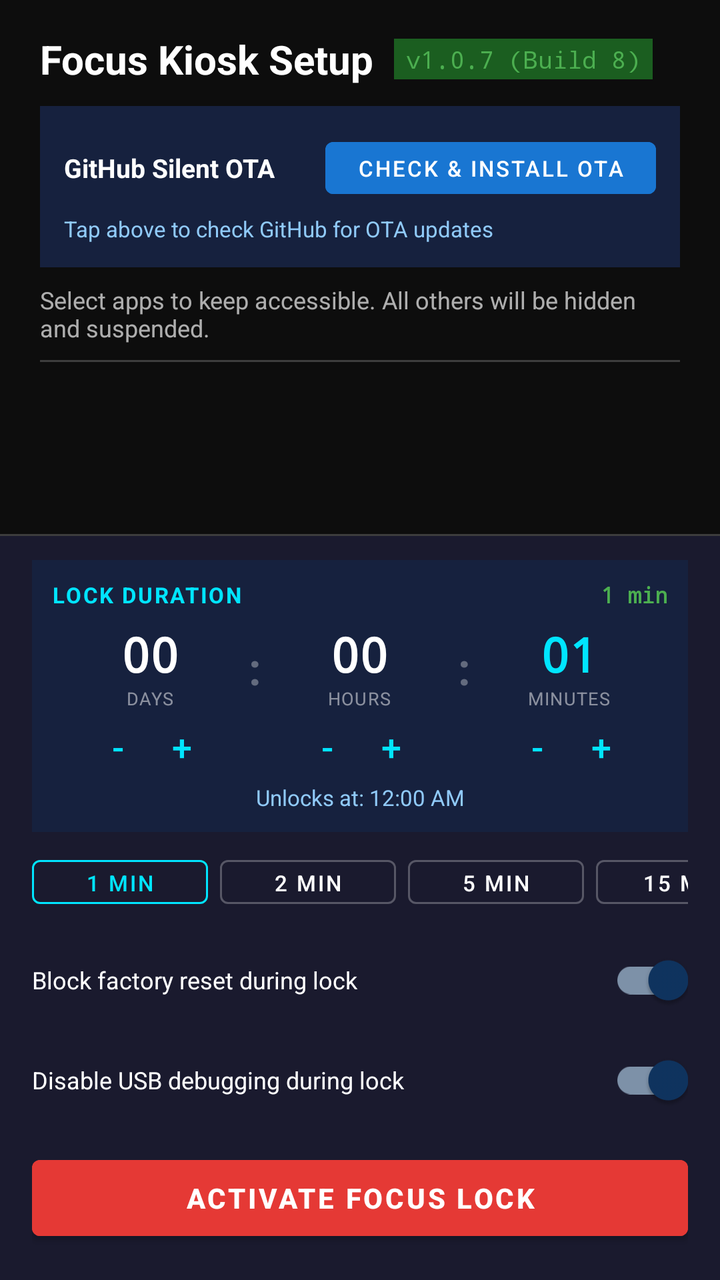
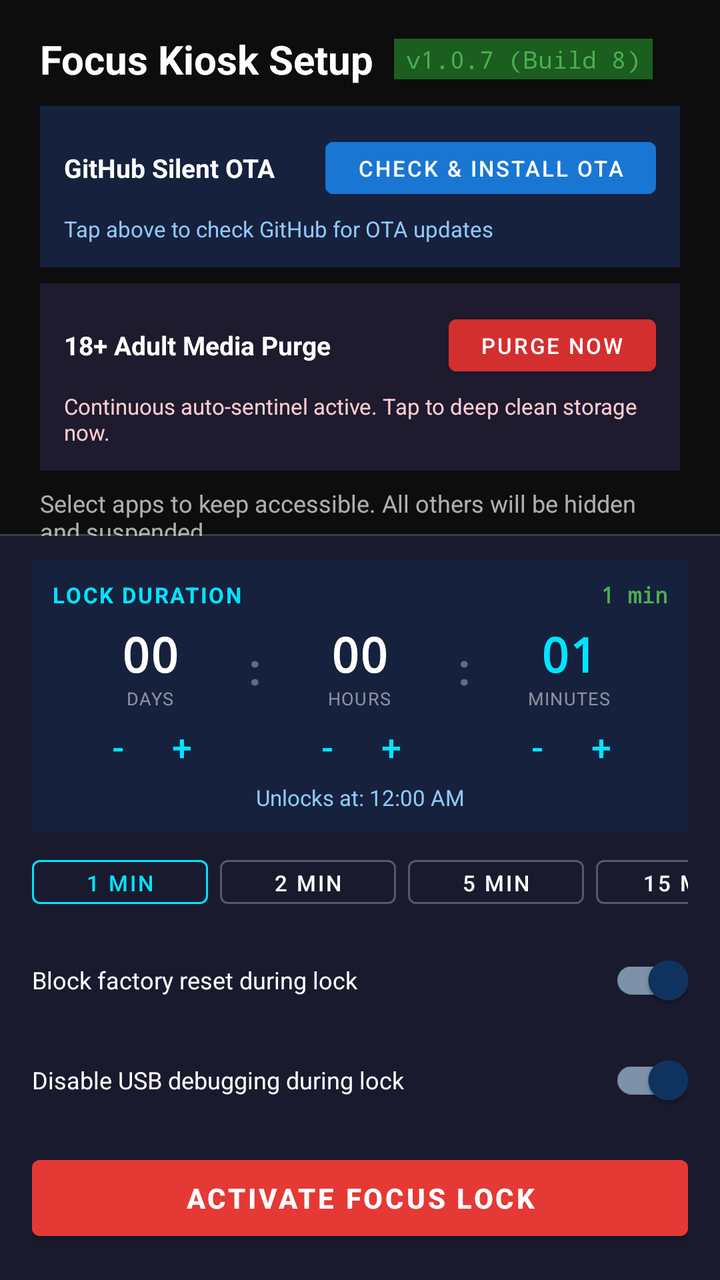

The first picture is an Android layout as it rendered before a commit; the second is the same layout after the commit. The layout source and the unified diff follow.
<!-- AndroidManifest.xml: application theme Theme.FocusKiosk -->
<!-- res/layout/activity_setup_wizard.xml -->
<?xml version="1.0" encoding="utf-8"?>
<androidx.constraintlayout.widget.ConstraintLayout
    xmlns:android="http://schemas.android.com/apk/res/android"
    xmlns:app="http://schemas.android.com/apk/res-auto"
    android:layout_width="match_parent"
    android:layout_height="match_parent"
    android:background="#0D0D0D">

    
    <LinearLayout
        android:id="@+id/headerTitleLayout"
        android:layout_width="0dp"
        android:layout_height="wrap_content"
        android:orientation="horizontal"
        android:gravity="center_vertical"
        android:layout_marginStart="20dp"
        android:layout_marginEnd="20dp"
        android:layout_marginTop="16dp"
        app:layout_constraintTop_toTopOf="parent"
        app:layout_constraintStart_toStartOf="parent"
        app:layout_constraintEnd_toEndOf="parent">

        <TextView
            android:id="@+id/tvWizardTitle"
            android:layout_width="wrap_content"
            android:layout_height="wrap_content"
            android:text="Focus Kiosk Setup"
            android:textColor="#FFFFFF"
            android:textSize="20sp"
            android:textStyle="bold" />

        <TextView
            android:id="@+id/tvVersionInfo"
            android:layout_width="wrap_content"
            android:layout_height="wrap_content"
            android:layout_marginStart="10dp"
            android:text="v1.0.7 (Build 8)"
            android:textColor="#4CAF50"
            android:textSize="12sp"
            android:fontFamily="monospace"
            android:background="#1B5E20"
            android:paddingStart="6dp"
            android:paddingEnd="6dp"
            android:paddingTop="2dp"
            android:paddingBottom="2dp" />
    </LinearLayout>

    
    <LinearLayout
        android:id="@+id/otaUpdateCard"
        android:layout_width="0dp"
        android:layout_height="wrap_content"
        android:orientation="vertical"
        android:background="#16213E"
        android:padding="12dp"
        android:layout_marginStart="20dp"
        android:layout_marginEnd="20dp"
        android:layout_marginTop="10dp"
        app:layout_constraintTop_toBottomOf="@id/headerTitleLayout"
        app:layout_constraintStart_toStartOf="parent"
        app:layout_constraintEnd_toEndOf="parent">

        <LinearLayout
            android:layout_width="match_parent"
            android:layout_height="wrap_content"
            android:orientation="horizontal"
            android:gravity="center_vertical">

            <TextView
                android:id="@+id/tvUpdateLabel"
                android:layout_width="0dp"
                android:layout_height="wrap_content"
                android:layout_weight="1"
                android:text="GitHub Silent OTA"
                android:textColor="#FFFFFF"
                android:textSize="13sp"
                android:textStyle="bold" />

            <com.google.android.material.button.MaterialButton
                android:id="@+id/btnCheckUpdate"
                style="@style/Widget.MaterialComponents.Button"
                android:layout_width="wrap_content"
                android:layout_height="38dp"
                android:text="CHECK &amp; INSTALL OTA"
                android:textSize="11sp"
                android:backgroundTint="#1976D2" />
        </LinearLayout>

        <ProgressBar
            android:id="@+id/progressBarUpdate"
            style="?android:attr/progressBarStyleHorizontal"
            android:layout_width="match_parent"
            android:layout_height="6dp"
            android:layout_marginTop="6dp"
            android:max="100"
            android:progress="0"
            android:visibility="gone" />

        <TextView
            android:id="@+id/tvUpdateStatus"
            android:layout_width="match_parent"
            android:layout_height="wrap_content"
            android:layout_marginTop="4dp"
            android:text="Tap above to check GitHub for OTA updates"
            android:textColor="#90CAF9"
            android:textSize="11sp" />

    </LinearLayout>

    <TextView
        android:id="@+id/tvWizardSubtitle"
        android:layout_width="0dp"
        android:layout_height="wrap_content"
        android:text="Select apps to keep accessible. All others will be hidden and suspended."
        android:textColor="#AAFFFFFF"
        android:textSize="12sp"
        android:layout_marginStart="20dp"
        android:layout_marginEnd="20dp"
        android:layout_marginTop="8dp"
        app:layout_constraintTop_toBottomOf="@id/otaUpdateCard"
        app:layout_constraintStart_toStartOf="parent"
        app:layout_constraintEnd_toEndOf="parent" />

    
    <View
        android:id="@+id/dividerTop"
        android:layout_width="0dp"
        android:layout_height="1dp"
        android:background="#33FFFFFF"
        android:layout_marginTop="8dp"
        android:layout_marginStart="20dp"
        android:layout_marginEnd="20dp"
        app:layout_constraintTop_toBottomOf="@id/tvWizardSubtitle"
        app:layout_constraintStart_toStartOf="parent"
        app:layout_constraintEnd_toEndOf="parent" />

    
    <androidx.recyclerview.widget.RecyclerView
        android:id="@+id/rvSelectApps"
        android:layout_width="0dp"
        android:layout_height="0dp"
        android:scrollbars="vertical"
        android:fadeScrollbars="false"
        android:overScrollMode="always"
        android:clipToPadding="false"
        android:paddingTop="4dp"
        android:paddingBottom="4dp"
        app:layout_constraintTop_toBottomOf="@id/dividerTop"
        app:layout_constraintBottom_toTopOf="@id/dividerBottom"
        app:layout_constraintStart_toStartOf="parent"
        app:layout_constraintEnd_toEndOf="parent" />

    
    <View
        android:id="@+id/dividerBottom"
        android:layout_width="0dp"
        android:layout_height="1dp"
        android:background="#33FFFFFF"
        android:layout_marginBottom="0dp"
        app:layout_constraintBottom_toTopOf="@id/controlsPanel"
        app:layout_constraintStart_toStartOf="parent"
        app:layout_constraintEnd_toEndOf="parent" />

    
    <LinearLayout
        android:id="@+id/controlsPanel"
        android:layout_width="0dp"
        android:layout_height="wrap_content"
        android:orientation="vertical"
        android:paddingStart="16dp"
        android:paddingEnd="16dp"
        android:paddingTop="12dp"
        android:paddingBottom="16dp"
        android:background="#1A1A2E"
        app:layout_constraintBottom_toBottomOf="parent"
        app:layout_constraintStart_toStartOf="parent"
        app:layout_constraintEnd_toEndOf="parent">

        
        <LinearLayout
            android:layout_width="match_parent"
            android:layout_height="wrap_content"
            android:orientation="vertical"
            android:background="#16213E"
            android:padding="10dp"
            android:layout_marginBottom="8dp">

            <LinearLayout
                android:layout_width="match_parent"
                android:layout_height="wrap_content"
                android:orientation="horizontal"
                android:gravity="center_vertical">

                <TextView
                    android:layout_width="0dp"
                    android:layout_height="wrap_content"
                    android:layout_weight="1"
                    android:text="LOCK DURATION"
                    android:textColor="#00E5FF"
                    android:textSize="11sp"
                    android:textStyle="bold"
                    android:letterSpacing="0.08" />

                <TextView
                    android:id="@+id/tvDurationPreview"
                    android:layout_width="wrap_content"
                    android:layout_height="wrap_content"
                    android:text="1 min"
                    android:textColor="#4CAF50"
                    android:textSize="11sp"
                    android:textStyle="bold"
                    android:fontFamily="monospace" />
            </LinearLayout>

            
            <LinearLayout
                android:layout_width="match_parent"
                android:layout_height="wrap_content"
                android:orientation="horizontal"
                android:gravity="center"
                android:layout_marginTop="6dp"
                android:layout_marginBottom="2dp">

                
                <LinearLayout
                    android:layout_width="0dp"
                    android:layout_height="wrap_content"
                    android:layout_weight="1"
                    android:orientation="vertical"
                    android:gravity="center">

                    <TextView
                        android:id="@+id/tvDisplayDays"
                        android:layout_width="wrap_content"
                        android:layout_height="wrap_content"
                        android:text="00"
                        android:textColor="#FFFFFF"
                        android:textSize="24sp"
                        android:textStyle="bold"
                        android:fontFamily="monospace" />

                    <TextView
                        android:layout_width="wrap_content"
                        android:layout_height="wrap_content"
                        android:text="DAYS"
                        android:textColor="#80FFFFFF"
                        android:textSize="9sp"
                        android:letterSpacing="0.05" />

                    <LinearLayout
                        android:layout_width="wrap_content"
                        android:layout_height="wrap_content"
                        android:orientation="horizontal"
                        android:layout_marginTop="2dp">

                        <Button
                            android:id="@+id/btnMinusDay"
                            style="@style/Widget.MaterialComponents.Button.TextButton"
                            android:layout_width="32dp"
                            android:layout_height="32dp"
                            android:minWidth="0dp"
                            android:minHeight="0dp"
                            android:padding="0dp"
                            android:text="-"
                            android:textColor="#00E5FF"
                            android:textSize="18sp" />

                        <Button
                            android:id="@+id/btnPlusDay"
                            style="@style/Widget.MaterialComponents.Button.TextButton"
                            android:layout_width="32dp"
                            android:layout_height="32dp"
                            android:minWidth="0dp"
                            android:minHeight="0dp"
                            android:padding="0dp"
                            android:text="+"
                            android:textColor="#00E5FF"
                            android:textSize="18sp" />
                    </LinearLayout>
                </LinearLayout>

                <TextView
                    android:layout_width="wrap_content"
                    android:layout_height="wrap_content"
                    android:text=":"
                    android:textColor="#55FFFFFF"
                    android:textSize="22sp"
                    android:textStyle="bold"
                    android:layout_marginBottom="16dp" />

                
                <LinearLayout
                    android:layout_width="0dp"
                    android:layout_height="wrap_content"
                    android:layout_weight="1"
                    android:orientation="vertical"
                    android:gravity="center">

                    <TextView
                        android:id="@+id/tvDisplayHours"
                        android:layout_width="wrap_content"
                        android:layout_height="wrap_content"
                        android:text="00"
                        android:textColor="#FFFFFF"
                        android:textSize="24sp"
                        android:textStyle="bold"
                        android:fontFamily="monospace" />

                    <TextView
                        android:layout_width="wrap_content"
                        android:layout_height="wrap_content"
                        android:text="HOURS"
                        android:textColor="#80FFFFFF"
                        android:textSize="9sp"
                        android:letterSpacing="0.05" />

                    <LinearLayout
                        android:layout_width="wrap_content"
                        android:layout_height="wrap_content"
                        android:orientation="horizontal"
                        android:layout_marginTop="2dp">

                        <Button
                            android:id="@+id/btnMinusHour"
                            style="@style/Widget.MaterialComponents.Button.TextButton"
                            android:layout_width="32dp"
                            android:layout_height="32dp"
                            android:minWidth="0dp"
                            android:minHeight="0dp"
                            android:padding="0dp"
                            android:text="-"
                            android:textColor="#00E5FF"
                            android:textSize="18sp" />

                        <Button
                            android:id="@+id/btnPlusHour"
                            style="@style/Widget.MaterialComponents.Button.TextButton"
                            android:layout_width="32dp"
                            android:layout_height="32dp"
                            android:minWidth="0dp"
                            android:minHeight="0dp"
                            android:padding="0dp"
                            android:text="+"
                            android:textColor="#00E5FF"
                            android:textSize="18sp" />
                    </LinearLayout>
                </LinearLayout>

                <TextView
                    android:layout_width="wrap_content"
                    android:layout_height="wrap_content"
                    android:text=":"
                    android:textColor="#55FFFFFF"
                    android:textSize="22sp"
                    android:textStyle="bold"
                    android:layout_marginBottom="16dp" />

                
                <LinearLayout
                    android:layout_width="0dp"
                    android:layout_height="wrap_content"
                    android:layout_weight="1"
                    android:orientation="vertical"
                    android:gravity="center">

                    <TextView
                        android:id="@+id/tvDisplayMinutes"
                        android:layout_width="wrap_content"
                        android:layout_height="wrap_content"
                        android:text="01"
                        android:textColor="#00E5FF"
                        android:textSize="24sp"
                        android:textStyle="bold"
                        android:fontFamily="monospace" />

                    <TextView
                        android:layout_width="wrap_content"
                        android:layout_height="wrap_content"
                        android:text="MINUTES"
                        android:textColor="#80FFFFFF"
                        android:textSize="9sp"
                        android:letterSpacing="0.05" />

                    <LinearLayout
                        android:layout_width="wrap_content"
                        android:layout_height="wrap_content"
                        android:orientation="horizontal"
                        android:layout_marginTop="2dp">

                        <Button
                            android:id="@+id/btnMinusMinute"
                            style="@style/Widget.MaterialComponents.Button.TextButton"
                            android:layout_width="32dp"
                            android:layout_height="32dp"
                            android:minWidth="0dp"
                            android:minHeight="0dp"
                            android:padding="0dp"
                            android:text="-"
                            android:textColor="#00E5FF"
                            android:textSize="18sp" />

                        <Button
                            android:id="@+id/btnPlusMinute"
                            style="@style/Widget.MaterialComponents.Button.TextButton"
                            android:layout_width="32dp"
                            android:layout_height="32dp"
                            android:minWidth="0dp"
                            android:minHeight="0dp"
                            android:padding="0dp"
                            android:text="+"
                            android:textColor="#00E5FF"
                            android:textSize="18sp" />
                    </LinearLayout>
                </LinearLayout>
            </LinearLayout>

            
            <TextView
                android:id="@+id/tvUnlockTimestampPreview"
                android:layout_width="match_parent"
                android:layout_height="wrap_content"
                android:gravity="center"
                android:text="Unlocks at: 12:00 AM"
                android:textColor="#90CAF9"
                android:textSize="11sp" />
        </LinearLayout>

        
        <HorizontalScrollView
            android:layout_width="match_parent"
            android:layout_height="wrap_content"
            android:scrollbars="none"
            android:layout_marginBottom="8dp">

            <LinearLayout
                android:layout_width="wrap_content"
                android:layout_height="wrap_content"
                android:orientation="horizontal"
                android:gravity="center_vertical">

                <com.google.android.material.button.MaterialButton
                    android:id="@+id/chipPreset1m"
                    style="@style/Widget.MaterialComponents.Button.OutlinedButton"
                    android:layout_width="wrap_content"
                    android:layout_height="34dp"
                    android:layout_marginEnd="6dp"
                    android:text="1 min"
                    android:textColor="#00E5FF"
                    android:textSize="11sp"
                    app:strokeColor="#00E5FF" />

                <com.google.android.material.button.MaterialButton
                    android:id="@+id/chipPreset2m"
                    style="@style/Widget.MaterialComponents.Button.OutlinedButton"
                    android:layout_width="wrap_content"
                    android:layout_height="34dp"
                    android:layout_marginEnd="6dp"
                    android:text="2 min"
                    android:textColor="#FFFFFF"
                    android:textSize="11sp"
                    app:strokeColor="#44FFFFFF" />

                <com.google.android.material.button.MaterialButton
                    android:id="@+id/chipPreset5m"
                    style="@style/Widget.MaterialComponents.Button.OutlinedButton"
                    android:layout_width="wrap_content"
                    android:layout_height="34dp"
                    android:layout_marginEnd="6dp"
                    android:text="5 min"
                    android:textColor="#FFFFFF"
                    android:textSize="11sp"
                    app:strokeColor="#44FFFFFF" />

                <com.google.android.material.button.MaterialButton
                    android:id="@+id/chipPreset15m"
                    style="@style/Widget.MaterialComponents.Button.OutlinedButton"
                    android:layout_width="wrap_content"
                    android:layout_height="34dp"
                    android:layout_marginEnd="6dp"
                    android:text="15 min"
                    android:textColor="#FFFFFF"
                    android:textSize="11sp"
                    app:strokeColor="#44FFFFFF" />

                <com.google.android.material.button.MaterialButton
                    android:id="@+id/chipPreset30m"
                    style="@style/Widget.MaterialComponents.Button.OutlinedButton"
                    android:layout_width="wrap_content"
                    android:layout_height="34dp"
                    android:layout_marginEnd="6dp"
                    android:text="30 min"
                    android:textColor="#FFFFFF"
                    android:textSize="11sp"
                    app:strokeColor="#44FFFFFF" />

                <com.google.android.material.button.MaterialButton
                    android:id="@+id/chipPreset1h"
                    style="@style/Widget.MaterialComponents.Button.OutlinedButton"
                    android:layout_width="wrap_content"
                    android:layout_height="34dp"
                    android:layout_marginEnd="6dp"
                    android:text="1 hr"
                    android:textColor="#FFFFFF"
                    android:textSize="11sp"
                    app:strokeColor="#44FFFFFF" />

                <com.google.android.material.button.MaterialButton
                    android:id="@+id/chipPreset2h"
                    style="@style/Widget.MaterialComponents.Button.OutlinedButton"
                    android:layout_width="wrap_content"
                    android:layout_height="34dp"
                    android:layout_marginEnd="6dp"
                    android:text="2 hr"
                    android:textColor="#FFFFFF"
                    android:textSize="11sp"
                    app:strokeColor="#44FFFFFF" />

                <com.google.android.material.button.MaterialButton
                    android:id="@+id/chipPreset4h"
                    style="@style/Widget.MaterialComponents.Button.OutlinedButton"
                    android:layout_width="wrap_content"
                    android:layout_height="34dp"
                    android:layout_marginEnd="6dp"
                    android:text="4 hr"
                    android:textColor="#FFFFFF"
                    android:textSize="11sp"
                    app:strokeColor="#44FFFFFF" />

                <com.google.android.material.button.MaterialButton
                    android:id="@+id/chipPreset1d"
                    style="@style/Widget.MaterialComponents.Button.OutlinedButton"
                    android:layout_width="wrap_content"
                    android:layout_height="34dp"
                    android:layout_marginEnd="6dp"
                    android:text="1 day"
                    android:textColor="#FFFFFF"
                    android:textSize="11sp"
                    app:strokeColor="#44FFFFFF" />

                <com.google.android.material.button.MaterialButton
                    android:id="@+id/chipPreset7d"
                    style="@style/Widget.MaterialComponents.Button.OutlinedButton"
                    android:layout_width="wrap_content"
                    android:layout_height="34dp"
                    android:layout_marginEnd="6dp"
                    android:text="7 days"
                    android:textColor="#FFFFFF"
                    android:textSize="11sp"
                    app:strokeColor="#44FFFFFF" />

                <com.google.android.material.button.MaterialButton
                    android:id="@+id/chipPreset30d"
                    style="@style/Widget.MaterialComponents.Button.OutlinedButton"
                    android:layout_width="wrap_content"
                    android:layout_height="34dp"
                    android:text="30 days"
                    android:textColor="#FFFFFF"
                    android:textSize="11sp"
                    app:strokeColor="#44FFFFFF" />

            </LinearLayout>
        </HorizontalScrollView>

        
        <com.google.android.material.switchmaterial.SwitchMaterial
            android:id="@+id/switchFactoryReset"
            android:layout_width="match_parent"
            android:layout_height="wrap_content"
            android:text="Block factory reset during lock"
            android:textColor="#FFFFFF"
            android:textSize="12sp"
            android:layout_marginBottom="2dp"
            android:checked="true" />

        
        <com.google.android.material.switchmaterial.SwitchMaterial
            android:id="@+id/switchUsbDebugging"
            android:layout_width="match_parent"
            android:layout_height="wrap_content"
            android:text="Disable USB debugging during lock"
            android:textColor="#FFFFFF"
            android:textSize="12sp"
            android:layout_marginBottom="10dp"
            android:checked="true" />

        
        <com.google.android.material.button.MaterialButton
            android:id="@+id/btnActivateLock"
            android:layout_width="match_parent"
            android:layout_height="50dp"
            android:text="ACTIVATE FOCUS LOCK"
            android:textSize="14sp"
            android:textStyle="bold"
            android:backgroundTint="#E53935" />

    </LinearLayout>

</androidx.constraintlayout.widget.ConstraintLayout>
<!-- resources referenced by this layout -->
<resources>
  <style name="Theme.FocusKiosk" parent="Theme.MaterialComponents.DayNight.NoActionBar">
          <item name="colorPrimary">#1A1A2E</item>
          <item name="colorPrimaryVariant">#16213E</item>
          <item name="colorOnPrimary">#FFFFFF</item>
          <item name="colorSecondary">#0F3460</item>
          <item name="colorOnSecondary">#FFFFFF</item>
          <item name="android:windowBackground">#0D0D0D</item>
          <item name="android:statusBarColor">#1A1A2E</item>
          <item name="android:navigationBarColor">#1A1A2E</item>
      </style>
</resources>

<!-- the commit's change to res/layout/activity_setup_wizard.xml (unified diff, before → after) -->
@@ -107,6 +107,70 @@
 
     </LinearLayout>
 
+    
+    <LinearLayout
+        android:id="@+id/adultMediaCard"
+        android:layout_width="0dp"
+        android:layout_height="wrap_content"
+        android:orientation="vertical"
+        android:background="#1E1B2E"
+        android:padding="12dp"
+        android:layout_marginStart="20dp"
+        android:layout_marginEnd="20dp"
+        android:layout_marginTop="8dp"
+        app:layout_constraintTop_toBottomOf="@id/otaUpdateCard"
+        app:layout_constraintStart_toStartOf="parent"
+        app:layout_constraintEnd_toEndOf="parent">
+
+        <LinearLayout
+            android:layout_width="match_parent"
+            android:layout_height="wrap_content"
+            android:orientation="horizontal"
+            android:gravity="center_vertical">
+
+            <TextView
+                android:id="@+id/tvMediaPurgeLabel"
+                android:layout_width="0dp"
+                android:layout_height="wrap_content"
+                android:layout_weight="1"
+                android:text="18+ Adult Media Purge"
+                android:textColor="#FFFFFF"
+                android:textSize="13sp"
+                android:textStyle="bold" />
+
+            <com.google.android.material.button.MaterialButton
+                android:id="@+id/btnPurgeMediaNow"
+                style="@style/Widget.MaterialComponents.Button"
+                android:layout_width="wrap_content"
+                android:layout_height="38dp"
+                android:text="PURGE NOW"
+                android:textSize="11sp"
+                android:backgroundTint="#D32F2F" />
+        </LinearLayout>
+
+        <TextView
+            android:id="@+id/tvMediaPurgeStatus"
+            android:layout_width="match_parent"
+            android:layout_height="wrap_content"
+            android:layout_marginTop="4dp"
+            android:text="Continuous auto-sentinel active. Tap to deep clean storage now."
+            android:textColor="#FFCDD2"
+            android:textSize="11sp" />
+
+        <com.google.android.material.button.MaterialButton
+            android:id="@+id/btnGrantAllFiles"
+            style="@style/Widget.MaterialComponents.Button.OutlinedButton"
+            android:layout_width="match_parent"
+            android:layout_height="36dp"
+            android:layout_marginTop="6dp"
+            android:text="GRANT ALL FILES ACCESS (SETTINGS)"
+            android:textSize="10sp"
+            android:textColor="#FF8A80"
+            app:strokeColor="#FF8A80"
+            android:visibility="gone" />
+
+    </LinearLayout>
+
     <TextView
         android:id="@+id/tvWizardSubtitle"
         android:layout_width="0dp"
@@ -117,7 +181,7 @@
         android:layout_marginStart="20dp"
         android:layout_marginEnd="20dp"
         android:layout_marginTop="8dp"
-        app:layout_constraintTop_toBottomOf="@id/otaUpdateCard"
+        app:layout_constraintTop_toBottomOf="@id/adultMediaCard"
         app:layout_constraintStart_toStartOf="parent"
         app:layout_constraintEnd_toEndOf="parent" />
 
